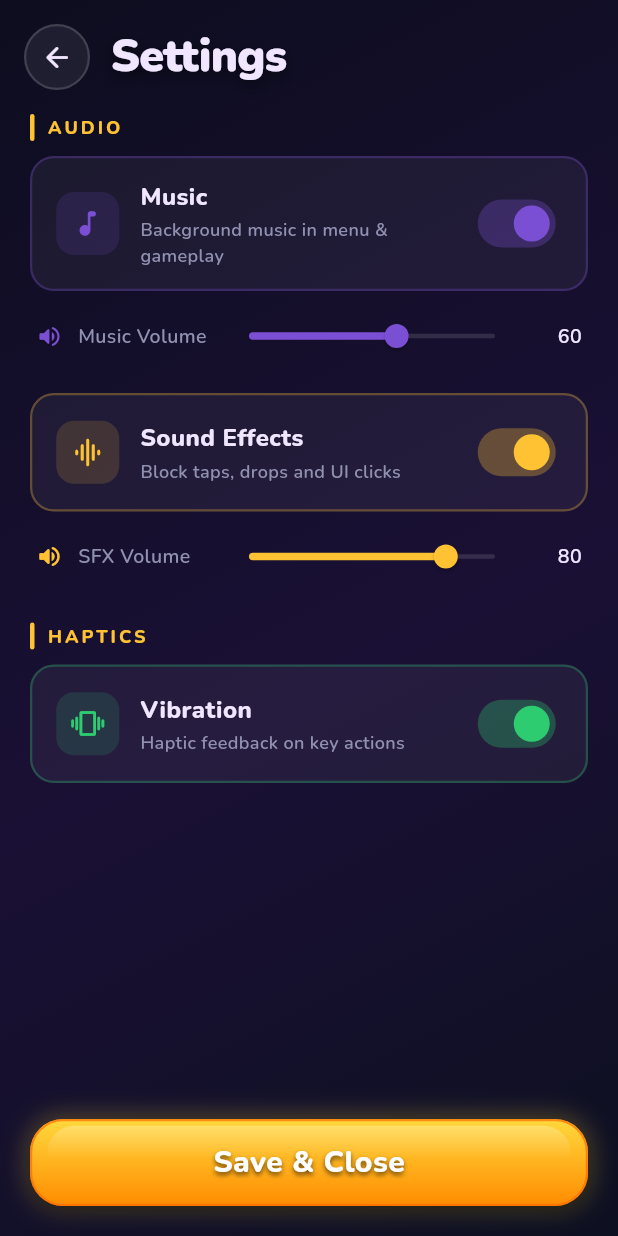
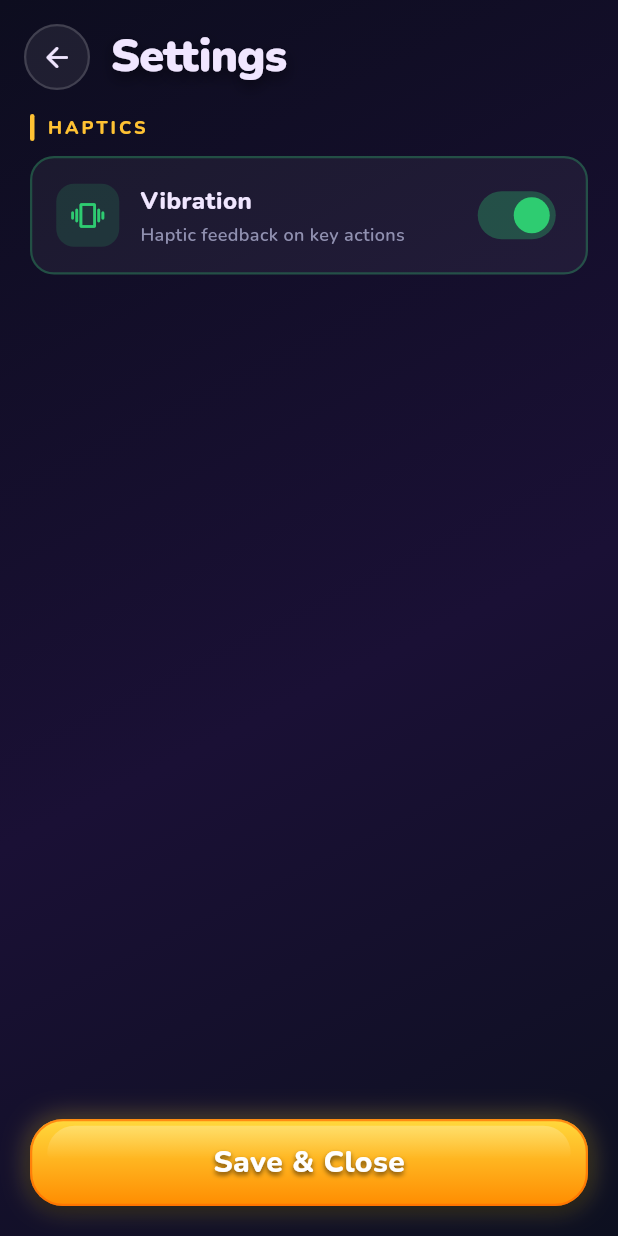
Before and after one commit to MikhailLB/StackoTower, a Flutter app: the screen it shows after launch, after a tap on the "settings" icon, on a phone screen of 412 x 824 dp. Run offline on Flutter 3.47's test engine with Material 3 defaults, Android fonts, the phone set to English and light mode, and no system bars; our stand-ins replace google_fonts, shared_preferences, video_player, webview_flutter; statements that could not run were skipped.

Commit message:
Rebrand to Fortress Blitz: new bundle ID, remove audio, haptic-only, update URLs
Co-authored-by: Cursor <cursoragent@cursor.com>

```diff
--- a/lib/main.dart
+++ b/lib/main.dart
@@ -18,16 +18,16 @@ Future<void> main() async {
 
   await AudioService.init(progress);
 
-  runApp(const StackoTowerApp());
+  runApp(const FortressBlitzApp());
 }
 
-class StackoTowerApp extends StatelessWidget {
-  const StackoTowerApp({super.key});
+class FortressBlitzApp extends StatelessWidget {
+  const FortressBlitzApp({super.key});
 
   @override
   Widget build(BuildContext context) {
     return MaterialApp(
-      title: 'StackoTower',
+      title: 'Fortress Blitz',
       debugShowCheckedModeBanner: false,
       theme: ThemeData(
         useMaterial3: true,
--- a/lib/screens/settings_screen.dart
+++ b/lib/screens/settings_screen.dart
@@ -73,51 +73,6 @@ class _SettingsScreenState extends State<SettingsScreen>
                     child: ListView(
                       padding: const EdgeInsets.fromLTRB(20, 8, 20, 24),
                       children: [
-                        _SectionLabel('Audio'),
-                        const SizedBox(height: 10),
-                        _ToggleTile(
-                          icon: Icons.music_note_rounded,
-                          iconColor: const Color(0xFF7B4FD4),
-                          title: 'Music',
-                          subtitle: 'Background music in menu & gameplay',
-                          value: progress.musicEnabled,
-                          onChanged: (v) async {
-                            await AudioService.instance.playSfx(Sfx.buttonClick);
-                            await progress.setMusicEnabled(v);
-                          },
-                        ),
-                        const SizedBox(height: 6),
-                        _SliderTile(
-                          icon: Icons.volume_up_rounded,
-                          iconColor: const Color(0xFF7B4FD4),
-                          title: 'Music Volume',
-                          value: progress.musicVolume,
-                          enabled: progress.musicEnabled,
-                          onChanged: (v) => progress.setMusicVolume(v),
-                        ),
-                        const SizedBox(height: 14),
-                        _ToggleTile(
-                          icon: Icons.graphic_eq_rounded,
-                          iconColor: AppColors.accent,
-                          title: 'Sound Effects',
-                          subtitle: 'Block taps, drops and UI clicks',
-                          value: progress.soundEnabled,
-                          onChanged: (v) async {
-                            await AudioService.instance.playSfx(Sfx.buttonClick);
-                            await progress.setSoundEnabled(v);
-                            if (v) AudioService.instance.playSfx(Sfx.buttonClick);
-                          },
-                        ),
-                        const SizedBox(height: 6),
-                        _SliderTile(
-                          icon: Icons.volume_up_rounded,
-                          iconColor: AppColors.accent,
-                          title: 'SFX Volume',
-                          value: progress.sfxVolume,
-                          enabled: progress.soundEnabled,
-                          onChanged: (v) => progress.setSfxVolume(v),
-                        ),
-                        const SizedBox(height: 20),
                         _SectionLabel('Haptics'),
                         const SizedBox(height: 10),
                         _ToggleTile(
@@ -157,8 +112,6 @@ class _SettingsScreenState extends State<SettingsScreen>
     );
   }
 }
-
-// ─── Sub-widgets ──────────────────────────────────────────────────────────────
 
 class _Header extends StatelessWidget {
   const _Header({required this.onBack});
@@ -305,73 +258,3 @@ class _ToggleTile extends StatelessWidget {
     );
   }
 }
-
-class _SliderTile extends StatelessWidget {
-  const _SliderTile({
-    required this.icon,
-    required this.iconColor,
-    required this.title,
-    required this.value,
-    required this.enabled,
-    required this.onChanged,
-  });
-
-  final IconData icon;
-  final Color iconColor;
-  final String title;
-  final double value;
-  final bool enabled;
-  final ValueChanged<double> onChanged;
-
-  @override
-  Widget build(BuildContext context) {
-    final activeColor = enabled ? iconColor : Colors.white24;
-    return Padding(
-      padding: const EdgeInsets.symmetric(horizontal: 4),
-      child: Row(
-        children: [
-          Icon(icon, color: activeColor, size: 18),
-          const SizedBox(width: 10),
-          SizedBox(
-            width: 90,
-            child: Text(
-              title,
-              style: AppTextStyles.body(
-                size: 13,
-                color: enabled ? AppColors.textMuted : Colors.white24,
-              ),
-            ),
-          ),
-          Expanded(
-            child: SliderTheme(
-              data: SliderTheme.of(context).copyWith(
-                activeTrackColor: activeColor,
-                inactiveTrackColor: Colors.white12,
-                thumbColor: activeColor,
-                overlayColor: iconColor.withValues(alpha: 0.15),
-                trackHeight: 3,
-                thumbShape:
-                    const RoundSliderThumbShape(enabledThumbRadius: 8),
-              ),
-              child: Slider(
-                value: value,
-                onChanged: enabled ? onChanged : null,
-              ),
-            ),
-          ),
-          SizedBox(
-            width: 34,
-            child: Text(
-              '${(value * 100).round()}',
-              textAlign: TextAlign.right,
-              style: AppTextStyles.body(
-                size: 13,
-                color: enabled ? AppColors.text : Colors.white24,
-              ),
-            ),
-          ),
-        ],
-      ),
-    );
-  }
-}
--- a/lib/services/audio_service.dart
+++ b/lib/services/audio_service.dart
@@ -1,9 +1,9 @@
-import 'package:audioplayers/audioplayers.dart';
 import 'package:flutter/services.dart';
 import 'package:flutter/widgets.dart';
 
 import '../state/game_progress.dart';
 
+/// Haptic event types (audio removed — vibration only).
 enum Sfx {
   buttonClick,
   blockLand,
@@ -11,150 +11,54 @@ enum Sfx {
   levelComplete,
 }
 
+/// Kept for API compatibility — audio is disabled on this build.
 enum Bgm { menu, gameplay }
 
-/// Global audio system — one looping BGM player and fire-and-forget SFX.
-/// Initialise once in `main()` after [GameProgress] exists.
+/// Haptic-only feedback service. All sound methods are no-ops; vibration
+/// uses [HapticFeedback] with intensity matched to the event type.
 class AudioService with WidgetsBindingObserver {
   AudioService._(this._progress);
 
   static AudioService? _instance;
   static AudioService get instance {
     final i = _instance;
-    if (i == null) {
-      throw StateError('AudioService.init() must be called first');
-    }
+    if (i == null) throw StateError('AudioService.init() must be called first');
     return i;
   }
 
-  static const _kMenuBgm = 'music/mainmenumusic.mp3';
-  static const _kGameplayBgm = 'music/gameplaymusic.mp3';
-  static const _kBlockFall = 'music/block_fall_sound.mp3';
-  static const _kButtonClick = 'music/button-click-error.mp3';
-
   final GameProgress _progress;
-  final AudioPlayer _bgm = AudioPlayer(playerId: 'stacko_tower_bgm');
-  Bgm? _currentBgm;
-  bool _appInForeground = true;
 
   static Future<void> init(GameProgress progress) async {
     if (_instance != null) return;
-    final svc = AudioService._(progress);
-    _instance = svc;
-
-    try {
-      await AudioPlayer.global.setAudioContext(
-        AudioContext(
-          android: const AudioContextAndroid(
-            isSpeakerphoneOn: false,
-            stayAwake: false,
-            contentType: AndroidContentType.music,
-            usageType: AndroidUsageType.media,
-            audioFocus: AndroidAudioFocus.none,
-          ),
-          iOS: AudioContextIOS(
-            category: AVAudioSessionCategory.ambient,
-            options: const {AVAudioSessionOptions.mixWithOthers},
-          ),
-        ),
-      );
-    } catch (e) {
-      debugPrint('AudioService: setAudioContext failed: $e');
-    }
-
-    await svc._bgm.setReleaseMode(ReleaseMode.loop);
-    await svc._bgm.setVolume(progress.musicVolume);
-    try {
-      await svc._bgm.setAudioContext(
-        AudioContext(
-          android: const AudioContextAndroid(
-            isSpeakerphoneOn: false,
-            stayAwake: false,
-            contentType: AndroidContentType.music,
-            usageType: AndroidUsageType.media,
-            audioFocus: AndroidAudioFocus.none,
-          ),
-        ),
-      );
-    } catch (e) {
-      debugPrint('AudioService: bgm setAudioContext failed: $e');
-    }
-    progress.addListener(svc._onProgressChanged);
-    WidgetsBinding.instance.addObserver(svc);
+    _instance = AudioService._(progress);
+    WidgetsBinding.instance.addObserver(_instance!);
   }
 
-  void _onProgressChanged() {
-    if (_progress.musicEnabled && _appInForeground) {
-      _bgm.setVolume(_progress.musicVolume);
-      if (_currentBgm != null && _bgm.state != PlayerState.playing) {
-        _bgm.resume();
-      }
-    } else {
-      _bgm.pause();
+  /// No-op — background music is disabled.
+  Future<void> playBgm(Bgm bgm) async {}
+
+  /// No-op — background music is disabled.
+  Future<void> stopBgm() async {}
+
+  /// Triggers haptic feedback appropriate for the given [sfx] event.
+  Future<void> playSfx(Sfx sfx) async {
+    if (!_progress.vibrationEnabled) return;
+    switch (sfx) {
+      case Sfx.buttonClick:
+        await HapticFeedback.lightImpact();
+      case Sfx.blockLand:
+        await HapticFeedback.mediumImpact();
+      case Sfx.blockFall:
+        await HapticFeedback.heavyImpact();
+      case Sfx.levelComplete:
+        // Double tap for a satisfying level-complete feel.
+        await HapticFeedback.heavyImpact();
+        await Future<void>.delayed(const Duration(milliseconds: 120));
+        await HapticFeedback.mediumImpact();
     }
   }
 
-  @override
-  void didChangeAppLifecycleState(AppLifecycleState state) {
-    final foreground = state == AppLifecycleState.resumed;
-    if (foreground == _appInForeground) return;
-    _appInForeground = foreground;
-    if (!foreground) {
-      _bgm.pause();
-    } else if (_progress.musicEnabled && _currentBgm != null) {
-      _bgm.resume();
-    }
-  }
-
-  String _bgmPath(Bgm bgm) =>
-      bgm == Bgm.menu ? _kMenuBgm : _kGameplayBgm;
-
-  String _sfxPath(Sfx sfx) {
-    switch (sfx) {
-      case Sfx.buttonClick:
-        return _kButtonClick;
-      case Sfx.blockLand:
-      case Sfx.blockFall:
-        return _kBlockFall;
-      case Sfx.levelComplete:
-        return _kButtonClick;
-    }
-  }
-
-  Future<void> playBgm(Bgm bgm) async {
-    if (_currentBgm == bgm && _bgm.state == PlayerState.playing) return;
-    _currentBgm = bgm;
-    if (!_progress.musicEnabled || !_appInForeground) return;
-    try {
-      await _bgm.stop();
-      await _bgm.setVolume(_progress.musicVolume);
-      await _bgm.play(AssetSource(_bgmPath(bgm)));
-    } catch (e) {
-      debugPrint('AudioService: bgm play failed: $e');
-    }
-  }
-
-  Future<void> stopBgm() async {
-    _currentBgm = null;
-    try {
-      await _bgm.stop();
-    } catch (_) {}
-  }
-
-  Future<void> playSfx(Sfx sfx) async {
-    if (!_progress.soundEnabled) return;
-    final player = AudioPlayer();
-    try {
-      await player.setReleaseMode(ReleaseMode.release);
-      await player.setVolume(_progress.sfxVolume);
-      await player.play(AssetSource(_sfxPath(sfx)));
-      player.onPlayerComplete.first.then((_) => player.dispose());
-    } catch (e) {
-      debugPrint('AudioService: sfx play failed: $e');
-      player.dispose();
-    }
-  }
-
+  /// Explicit vibration call — used by game components on impact.
   Future<void> vibrate({bool heavy = false}) async {
     if (!_progress.vibrationEnabled) return;
     if (heavy) {
--- a/lib/services/storage_service.dart
+++ b/lib/services/storage_service.dart
@@ -4,24 +4,17 @@ import 'package:shared_preferences/shared_preferences.dart';
 class StorageService {
   StorageService._(this._prefs);
 
-  // --- Keys ---
-  static const _kHighScore = 'st_high_score';
-  static const _kCoins = 'st_coins';
-  static const _kOwnedSkins = 'st_owned_skins';
-  static const _kSelectedSkin = 'st_selected_skin';
-  static const _kHighestUnlockedLevel = 'st_highest_unlocked_level';
-  static const _kCompletedLevels = 'st_completed_levels';
-  static const _kTutorialSeen = 'st_tutorial_seen';
-  // Power-ups
-  static const _kBoostSkip = 'st_boost_skip';
-  static const _kBoostDoubleCoins = 'st_boost_double_coins';
-  static const _kBoostLucky = 'st_boost_lucky';
-  // Audio
-  static const _kSoundEnabled = 'st_sound_enabled';
-  static const _kMusicEnabled = 'st_music_enabled';
-  static const _kVibrationEnabled = 'st_vibration_enabled';
-  static const _kMusicVolume = 'st_music_volume';
-  static const _kSfxVolume = 'st_sfx_volume';
+  static const _kHighScore = 'fb_high_score';
+  static const _kCoins = 'fb_coins';
+  static const _kOwnedSkins = 'fb_owned_skins';
+  static const _kSelectedSkin = 'fb_selected_skin';
+  static const _kHighestUnlockedLevel = 'fb_highest_unlocked_level';
+  static const _kCompletedLevels = 'fb_completed_levels';
+  static const _kTutorialSeen = 'fb_tutorial_seen';
+  static const _kBoostSkip = 'fb_boost_skip';
+  static const _kBoostDoubleCoins = 'fb_boost_double_coins';
+  static const _kBoostLucky = 'fb_boost_lucky';
+  static const _kVibrationEnabled = 'fb_vibration_enabled';
 
   final SharedPreferences _prefs;
 
@@ -42,24 +35,11 @@ class StorageService {
     if (!_prefs.containsKey(_kHighestUnlockedLevel)) {
       await _prefs.setInt(_kHighestUnlockedLevel, 1);
     }
-    if (!_prefs.containsKey(_kSoundEnabled)) {
-      await _prefs.setBool(_kSoundEnabled, true);
-    }
-    if (!_prefs.containsKey(_kMusicEnabled)) {
-      await _prefs.setBool(_kMusicEnabled, true);
-    }
     if (!_prefs.containsKey(_kVibrationEnabled)) {
       await _prefs.setBool(_kVibrationEnabled, true);
     }
-    if (!_prefs.containsKey(_kMusicVolume)) {
-      await _prefs.setDouble(_kMusicVolume, 0.6);
-    }
-    if (!_prefs.containsKey(_kSfxVolume)) {
-      await _prefs.setDouble(_kSfxVolume, 0.8);
-    }
   }
 
-  // --- Getters ---
   int get highScore => _prefs.getInt(_kHighScore) ?? 0;
   int get coins => _prefs.getInt(_kCoins) ?? 0;
   int get highestUnlockedLevel => _prefs.getInt(_kHighestUnlockedLevel) ?? 1;
@@ -71,11 +51,7 @@ class StorageService {
   int get doubleCoinsBoosts => _prefs.getInt(_kBoostDoubleCoins) ?? 0;
   int get luckyBoosts => _prefs.getInt(_kBoostLucky) ?? 0;
   bool get tutorialSeen => _prefs.getBool(_kTutorialSeen) ?? false;
-  bool get soundEnabled => _prefs.getBool(_kSoundEnabled) ?? true;
-  bool get musicEnabled => _prefs.getBool(_kMusicEnabled) ?? true;
   bool get vibrationEnabled => _prefs.getBool(_kVibrationEnabled) ?? true;
-  double get musicVolume => _prefs.getDouble(_kMusicVolume) ?? 0.6;
-  double get sfxVolume => _prefs.getDouble(_kSfxVolume) ?? 0.8;
   List<int> get ownedSkins =>
       (_prefs.getStringList(_kOwnedSkins) ?? const ['1'])
           .map(int.parse)
@@ -83,7 +59,6 @@ class StorageService {
         ..sort();
   int get selectedSkin => _prefs.getInt(_kSelectedSkin) ?? 0;
 
-  // --- Setters ---
   Future<void> setHighScore(int v) => _prefs.setInt(_kHighScore, v);
   Future<void> setCoins(int v) => _prefs.setInt(_kCoins, v);
   Future<void> setHighestUnlockedLevel(int v) =>
@@ -97,12 +72,8 @@ class StorageService {
       _prefs.setInt(_kBoostDoubleCoins, v);
   Future<void> setLuckyBoosts(int v) => _prefs.setInt(_kBoostLucky, v);
   Future<void> setTutorialSeen(bool v) => _prefs.setBool(_kTutorialSeen, v);
-  Future<void> setSoundEnabled(bool v) => _prefs.setBool(_kSoundEnabled, v);
-  Future<void> setMusicEnabled(bool v) => _prefs.setBool(_kMusicEnabled, v);
   Future<void> setVibrationEnabled(bool v) =>
       _prefs.setBool(_kVibrationEnabled, v);
-  Future<void> setMusicVolume(double v) => _prefs.setDouble(_kMusicVolume, v);
-  Future<void> setSfxVolume(double v) => _prefs.setDouble(_kSfxVolume, v);
   Future<void> setSelectedSkin(int skin) =>
       _prefs.setInt(_kSelectedSkin, skin);
 
--- a/lib/state/game_progress.dart
+++ b/lib/state/game_progress.dart
@@ -15,11 +15,7 @@ class GameProgress extends ChangeNotifier {
         _ownedSkins = List<int>.from(_storage.ownedSkins),
         _selectedSkin = _storage.selectedSkin,
         _tutorialSeen = _storage.tutorialSeen,
-        _soundEnabled = _storage.soundEnabled,
-        _musicEnabled = _storage.musicEnabled,
-        _vibrationEnabled = _storage.vibrationEnabled,
-        _musicVolume = _storage.musicVolume,
-        _sfxVolume = _storage.sfxVolume;
+        _vibrationEnabled = _storage.vibrationEnabled;
 
   final StorageService _storage;
 
@@ -33,11 +29,7 @@ class GameProgress extends ChangeNotifier {
   List<int> _ownedSkins;
   int _selectedSkin;
   bool _tutorialSeen;
-  bool _soundEnabled;
-  bool _musicEnabled;
   bool _vibrationEnabled;
-  double _musicVolume;
-  double _sfxVolume;
 
   int get coins => _coins;
   int get highScore => _highScore;
@@ -49,11 +41,7 @@ class GameProgress extends ChangeNotifier {
   List<int> get ownedSkins => List.unmodifiable(_ownedSkins);
   int get selectedSkin => _selectedSkin;
   bool get tutorialSeen => _tutorialSeen;
-  bool get soundEnabled => _soundEnabled;
-  bool get musicEnabled => _musicEnabled;
   bool get vibrationEnabled => _vibrationEnabled;
-  double get musicVolume => _musicVolume;
-  double get sfxVolume => _sfxVolume;
 
   // --- Coins & score ---
 
@@ -121,7 +109,7 @@ class GameProgress extends ChangeNotifier {
     notifyListeners();
   }
 
-  // --- Power-ups: grant / consume ---
+  // --- Power-ups ---
 
   Future<void> grantSkip(int amount) async {
     _skipBoosts += amount;
@@ -165,35 +153,11 @@ class GameProgress extends ChangeNotifier {
     return true;
   }
 
-  // --- Audio / prefs ---
-
-  Future<void> setSoundEnabled(bool value) async {
-    _soundEnabled = value;
-    await _storage.setSoundEnabled(value);
-    notifyListeners();
-  }
-
-  Future<void> setMusicEnabled(bool value) async {
-    _musicEnabled = value;
-    await _storage.setMusicEnabled(value);
-    notifyListeners();
-  }
+  // --- Vibration pref ---
 
   Future<void> setVibrationEnabled(bool value) async {
     _vibrationEnabled = value;
     await _storage.setVibrationEnabled(value);
     notifyListeners();
   }
-
-  Future<void> setMusicVolume(double value) async {
-    _musicVolume = value.clamp(0.0, 1.0);
-    await _storage.setMusicVolume(_musicVolume);
-    notifyListeners();
-  }
-
-  Future<void> setSfxVolume(double value) async {
-    _sfxVolume = value.clamp(0.0, 1.0);
-    await _storage.setSfxVolume(_sfxVolume);
-    notifyListeners();
-  }
 }
--- a/pubspec.yaml
+++ b/pubspec.yaml
@@ -1,5 +1,5 @@
-name: stacko_tower
-description: "StackoTower - pave one continuous road across every plot!"
+name: fortress_blitz
+description: "Fortress Blitz - stack blocks and build the tallest tower!"
 publish_to: 'none'
 version: 1.0.2+13
 
@@ -13,7 +13,6 @@ dependencies:
   video_player: ^2.11.1
   shared_preferences: ^2.5.5
   google_fonts: ^8.1.0
-  audioplayers: ^6.6.0
   webview_flutter: ^4.10.0
 
 dev_dependencies:
@@ -33,7 +32,6 @@ flutter:
     - assets/splash/
     - assets/additional_assets/notifications/
     - assets/additional_assets/no_wifi/
-    - assets/music/
 
 flutter_launcher_icons:
   android: true
```
Also changed, not shown: assets/additional_assets/no_wifi/16x9_no_wifi_screen.webp (deleted), assets/additional_assets/no_wifi/9x16_no_wifi_screen.webp (deleted), assets/additional_assets/no_wifi/Horizontal_Nowifi_Screen.webp (added), assets/additional_assets/no_wifi/Vertical_Nowifi_Screen.webp (added), assets/additional_assets/notifications/16x9_notification.webp (deleted), assets/additional_assets/notifications/9x16_notification.webp (deleted), assets/additional_assets/notifications/Horizontal_Notifications_Screen.webp (added), assets/additional_assets/notifications/Vertical_Notifications_Screen.webp (added), assets/stacko_icon.png (deleted), assets/stacko_icon.webp (deleted), assets/stacko_name.webp (deleted), lib/screens/main_menu_screen.dart (line endings or trailing spaces), pubspec.lock, 4 other files.
